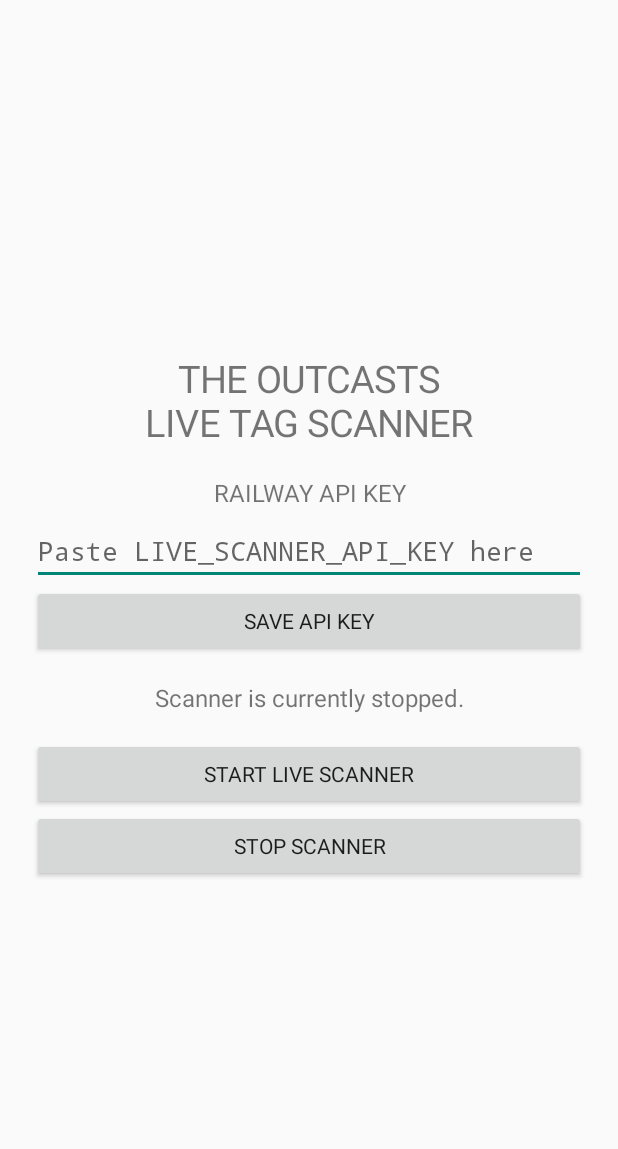
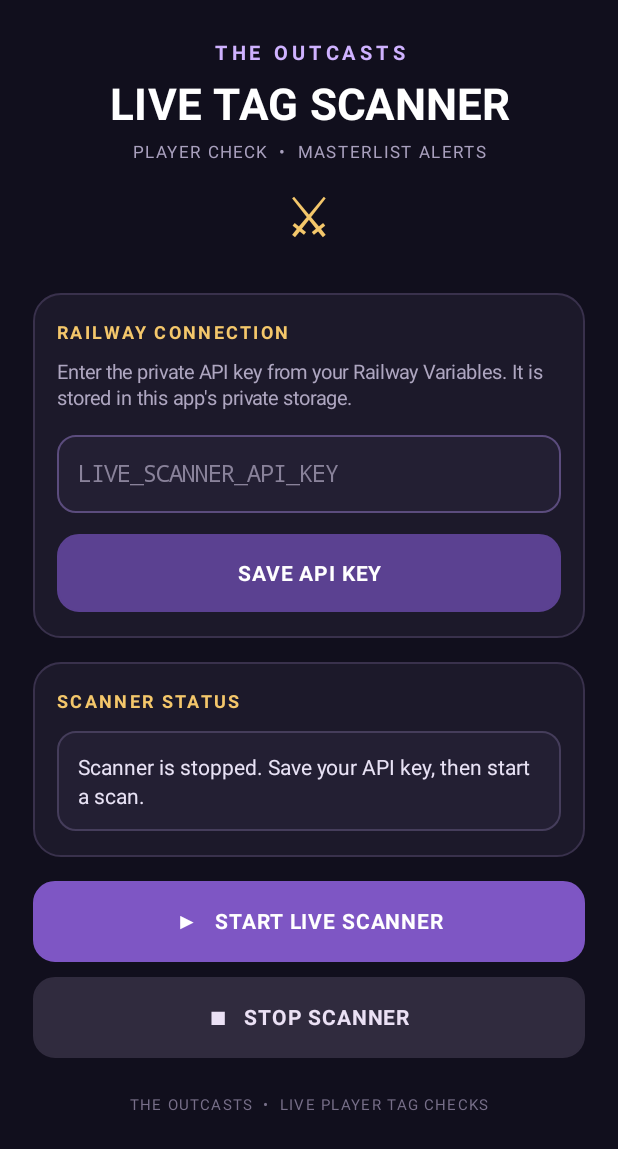
Before and after one commit to TomosBots/The-Outcasts-Live-Scanner, an Android app: the screen it shows after launch (MainActivity), on a phone screen of 412 x 824 dp. Shown: the top 1149 px of the screen. Run offline under Robolectric (Android 15) with nearby library versions, the phone set to English and light mode, and no system bars; 1 statement that could not run was skipped.

Commit message:
Update MainActivity.kt

```diff
--- a/app/src/main/java/com/theoutcasts/livescanner/MainActivity.kt
+++ b/app/src/main/java/com/theoutcasts/livescanner/MainActivity.kt
@@ -7,15 +7,18 @@ import android.content.Context
 import android.content.Intent
 import android.content.IntentFilter
 import android.content.pm.PackageManager
+import android.graphics.Color
+import android.graphics.Typeface
+import android.graphics.drawable.GradientDrawable
 import android.media.projection.MediaProjectionManager
 import android.os.Build
 import android.os.Bundle
 import android.view.Gravity
 import android.view.inputmethod.InputMethodManager
-import android.content.Context.INPUT_METHOD_SERVICE
 import android.widget.Button
 import android.widget.EditText
 import android.widget.LinearLayout
+import android.widget.ScrollView
 import android.widget.TextView
 import android.widget.Toast
 import androidx.activity.result.contract.ActivityResultContracts
@@ -34,13 +37,11 @@ class MainActivity : AppCompatActivity() {
 
     private val notificationPermissionRequest =
         registerForActivityResult(ActivityResultContracts.RequestPermission()) { granted ->
-            if (!granted) {
-                Toast.makeText(
+            if (!granted) Toast.makeText(
                 this,
                 "Phone scammer alerts may be blocked. Enable notifications in Android settings.",
                 Toast.LENGTH_LONG
             ).show()
-            }
         }
 
     private val statusReceiver = object : BroadcastReceiver() {
@@ -61,126 +62,227 @@ class MainActivity : AppCompatActivity() {
                     putExtra(ScreenCaptureService.EXTRA_RESULT_DATA, result.data)
                 }
                 try {
-                    if (Build.VERSION.SDK_INT >= Build.VERSION_CODES.O) {
-                        startForegroundService(serviceIntent)
-                    } else {
-                        startService(serviceIntent)
-                    }
-                    statusText.text = "Permission granted. Starting screen capture..."
+                    if (Build.VERSION.SDK_INT >= Build.VERSION_CODES.O) startForegroundService(serviceIntent)
+                    else startService(serviceIntent)
+                    statusText.text = "Starting screen capture…"
                 } catch (e: Exception) {
-                    statusText.text = "Could not start scanner: ${e.message}"
+                    statusText.text = "Could not start scanner: ${e.message ?: "unknown error"}"
                 }
             } else {
-                statusText.text = "Screen capture permission was not granted."
+                statusText.text = "Screen-capture permission was not granted."
             }
         }
 
     override fun onCreate(savedInstanceState: Bundle?) {
         super.onCreate(savedInstanceState)
-        projectionManager =
-            getSystemService(Context.MEDIA_PROJECTION_SERVICE) as MediaProjectionManager
+        window.statusBarColor = Color.rgb(17, 15, 29)
+        window.navigationBarColor = Color.rgb(17, 15, 29)
+        projectionManager = getSystemService(Context.MEDIA_PROJECTION_SERVICE) as MediaProjectionManager
 
-        val layout = LinearLayout(this).apply {
+        val page = LinearLayout(this).apply {
             orientation = LinearLayout.VERTICAL
-            gravity = Gravity.CENTER
-            setPadding(32, 36, 32, 36)
+            setPadding(dp(22), dp(26), dp(22), dp(28))
+            background = solid(Color.rgb(17, 15, 29))
+        }
+        val scroll = ScrollView(this).apply {
+            fillViewport = true
+            isVerticalScrollBarEnabled = false
+            background = solid(Color.rgb(17, 15, 29))
+            addView(page)
         }
 
-        val heading = TextView(this).apply {
-            text = "THE OUTCASTS\nLIVE TAG SCANNER"
-            textSize = 25f
+        val brand = TextView(this).apply {
+            text = "THE OUTCASTS"
+            textSize = 13f
+            letterSpacing = 0.24f
+            setTextColor(Color.rgb(207, 178, 255))
+            typeface = Typeface.DEFAULT_BOLD
             gravity = Gravity.CENTER
         }
+        val heading = TextView(this).apply {
+            text = "LIVE TAG SCANNER"
+            textSize = 29f
+            letterSpacing = 0.02f
+            setTextColor(Color.WHITE)
+            typeface = Typeface.create("sans-serif", Typeface.BOLD)
+            gravity = Gravity.CENTER
+            setPadding(0, dp(5), 0, dp(5))
+        }
+        val subtitle = TextView(this).apply {
+            text = "PLAYER CHECK  •  MASTERLIST ALERTS"
+            textSize = 11f
+            letterSpacing = 0.12f
+            setTextColor(Color.rgb(169, 160, 190))
+            gravity = Gravity.CENTER
+        }
+        val emblem = TextView(this).apply {
+            text = "⚔"
+            textSize = 34f
+            setTextColor(Color.rgb(244, 199, 107))
+            gravity = Gravity.CENTER
+            setPadding(0, dp(12), 0, dp(12))
+        }
+        page.addView(brand, match())
+        page.addView(heading, match())
+        page.addView(subtitle, match())
+        page.addView(emblem, match())
 
-        val keyHeading = TextView(this).apply {
-            text = "RAILWAY API KEY"
-            textSize = 16f
-            gravity = Gravity.CENTER
-            setPadding(0, 28, 0, 8)
-        }
-
+        val keyCard = card()
+        keyCard.addView(sectionLabel("RAILWAY CONNECTION"))
+        keyCard.addView(bodyText(
+            "Enter the private API key from your Railway Variables. It is stored in this app's private storage.",
+            13f
+        ))
         apiKeyInput = EditText(this).apply {
-            hint = "Paste LIVE_SCANNER_API_KEY here"
+            hint = "LIVE_SCANNER_API_KEY"
+            setHintTextColor(Color.rgb(137, 130, 154))
+            setTextColor(Color.WHITE)
+            textSize = 15f
+            setSingleLine(true)
             inputType = android.text.InputType.TYPE_CLASS_TEXT or
                 android.text.InputType.TYPE_TEXT_VARIATION_PASSWORD
-            setSingleLine(true)
+            setPadding(dp(14), dp(13), dp(14), dp(13))
+            background = rounded(Color.rgb(35, 31, 51), Color.rgb(91, 76, 125), dp(12).toFloat())
             setText(preferences.getString("live_scanner_api_key", "") ?: "")
         }
+        keyCard.addView(apiKeyInput, LinearLayout.LayoutParams(
+            LinearLayout.LayoutParams.MATCH_PARENT, dp(52)
+        ).apply { topMargin = dp(16) })
 
-        val saveKeyButton = Button(this).apply {
-            text = "SAVE API KEY"
-            setOnClickListener {
+        val saveButton = actionButton("SAVE API KEY", Color.rgb(91, 65, 145), Color.WHITE)
+        saveButton.setOnClickListener {
             val key = apiKeyInput.text?.toString()?.trim().orEmpty()
             if (key.isBlank()) {
-                    Toast.makeText(
-                        this@MainActivity,
-                        "Please enter your Railway LIVE_SCANNER_API_KEY.",
-                        Toast.LENGTH_LONG
-                    ).show()
+                Toast.makeText(this, "Please enter your Railway API key.", Toast.LENGTH_LONG).show()
             } else {
                 preferences.edit().putString("live_scanner_api_key", key).apply()
-                    (getSystemService(INPUT_METHOD_SERVICE) as InputMethodManager)
+                (getSystemService(Context.INPUT_METHOD_SERVICE) as InputMethodManager)
                     .hideSoftInputFromWindow(apiKeyInput.windowToken, 0)
-                    Toast.makeText(
-                        this@MainActivity,
-                        "API key saved privately on this device.",
-                        Toast.LENGTH_SHORT
-                    ).show()
+                Toast.makeText(this, "API key saved on this device.", Toast.LENGTH_SHORT).show()
                 statusText.text = "API key saved. Ready to scan."
             }
         }
+        keyCard.addView(saveButton, buttonParams())
+        page.addView(keyCard, sectionParams())
+
+        val statusCard = card()
+        statusCard.addView(sectionLabel("SCANNER STATUS"))
+        statusText = TextView(this).apply {
+            text = "Scanner is stopped. Save your API key, then start a scan."
+            textSize = 14f
+            setTextColor(Color.rgb(232, 226, 245))
+            gravity = Gravity.CENTER_VERTICAL
+            setLineSpacing(dp(3).toFloat(), 1f)
+            setPadding(dp(14), dp(14), dp(14), dp(14))
+            background = rounded(Color.rgb(35, 31, 51), Color.rgb(69, 61, 91), dp(12).toFloat())
         }
+        statusCard.addView(statusText, LinearLayout.LayoutParams(
+            LinearLayout.LayoutParams.MATCH_PARENT, LinearLayout.LayoutParams.WRAP_CONTENT
+        ).apply { topMargin = dp(12) })
+        page.addView(statusCard, sectionParams())
 
-        statusText = TextView(this).apply {
-            text = "Scanner is currently stopped."
-            textSize = 16f
-            gravity = Gravity.CENTER
-            setPadding(0, 24, 0, 24)
-        }
-
-        val startButton = Button(this).apply {
-            text = "START LIVE SCANNER"
-            setOnClickListener {
+        val startButton = actionButton("▶   START LIVE SCANNER", Color.rgb(126, 86, 196), Color.WHITE)
+        startButton.setOnClickListener {
             val savedKey = preferences.getString("live_scanner_api_key", "").orEmpty()
             if (savedKey.isBlank()) {
-                    statusText.text = "Enter and save your Railway API key first."
+                statusText.text = "Add and save your Railway API key before starting."
                 return@setOnClickListener
             }
             requestNotificationPermissionIfNeeded()
-                statusText.text = "Waiting for screen capture permission..."
+            statusText.text = "Waiting for screen-capture permission…"
             screenCaptureRequest.launch(projectionManager.createScreenCaptureIntent())
         }
-        }
+        page.addView(startButton, sectionParams())
 
-        val stopButton = Button(this).apply {
-            text = "STOP SCANNER"
-            setOnClickListener {
+        val stopButton = actionButton("■   STOP SCANNER", Color.rgb(48, 43, 62), Color.rgb(235, 225, 245))
+        stopButton.setOnClickListener {
             val stopIntent = Intent(this@MainActivity, ScreenCaptureService::class.java).apply {
                 action = ScreenCaptureService.ACTION_STOP
             }
             startService(stopIntent)
-                statusText.text = "Stopping scanner..."
+            statusText.text = "Stopping scanner…"
         }
+        page.addView(stopButton, LinearLayout.LayoutParams(
+            LinearLayout.LayoutParams.MATCH_PARENT, dp(54)
+        ).apply { topMargin = dp(10) })
+
+        val footer = TextView(this).apply {
+            text = "THE OUTCASTS  •  LIVE PLAYER TAG CHECKS"
+            textSize = 10f
+            letterSpacing = 0.08f
+            setTextColor(Color.rgb(119, 111, 137))
+            gravity = Gravity.CENTER
+            setPadding(0, dp(24), 0, dp(4))
         }
-
-        layout.addView(heading)
-        layout.addView(keyHeading)
-        layout.addView(apiKeyInput)
-        layout.addView(saveKeyButton)
-        layout.addView(statusText)
-        layout.addView(startButton)
-        layout.addView(stopButton)
-        setContentView(layout)
+        page.addView(footer, match())
+        setContentView(scroll)
     }
 
     private fun requestNotificationPermissionIfNeeded() {
         if (Build.VERSION.SDK_INT >= 33 &&
             ContextCompat.checkSelfPermission(this, Manifest.permission.POST_NOTIFICATIONS) !=
             PackageManager.PERMISSION_GRANTED
-        ) {
-            notificationPermissionRequest.launch(Manifest.permission.POST_NOTIFICATIONS)
+        ) notificationPermissionRequest.launch(Manifest.permission.POST_NOTIFICATIONS)
     }
+
+    private fun card() = LinearLayout(this).apply {
+        orientation = LinearLayout.VERTICAL
+        setPadding(dp(16), dp(17), dp(16), dp(17))
+        background = rounded(Color.rgb(28, 25, 42), Color.rgb(57, 49, 76), dp(18).toFloat())
     }
+
+    private fun sectionLabel(value: String) = TextView(this).apply {
+        text = value
+        textSize = 12f
+        letterSpacing = 0.13f
+        typeface = Typeface.DEFAULT_BOLD
+        setTextColor(Color.rgb(244, 199, 107))
+    }
+
+    private fun bodyText(value: String, size: Float) = TextView(this).apply {
+        text = value
+        textSize = size
+        setTextColor(Color.rgb(174, 166, 192))
+        setPadding(0, dp(9), 0, 0)
+        setLineSpacing(dp(2).toFloat(), 1f)
+    }
+
+    private fun actionButton(label: String, color: Int, textColor: Int) = Button(this).apply {
+        text = label
+        textSize = 14f
+        letterSpacing = 0.04f
+        typeface = Typeface.DEFAULT_BOLD
+        setTextColor(textColor)
+        isAllCaps = false
+        background = rounded(color, color, dp(14).toFloat())
+        stateListAnimator = null
+        minHeight = dp(54)
+        setPadding(dp(12), dp(10), dp(12), dp(10))
+    }
+
+    private fun buttonParams() = LinearLayout.LayoutParams(
+        LinearLayout.LayoutParams.MATCH_PARENT, dp(52)
+    ).apply { topMargin = dp(14) }
+
+    private fun sectionParams() = LinearLayout.LayoutParams(
+        LinearLayout.LayoutParams.MATCH_PARENT, LinearLayout.LayoutParams.WRAP_CONTENT
+    ).apply { topMargin = dp(16) }
+
+    private fun match() = LinearLayout.LayoutParams(
+        LinearLayout.LayoutParams.MATCH_PARENT,
+LinearLayout.LayoutParams.WRAP_CONTENT
+    )
+
+    private fun rounded(fill: Int, stroke: Int, radius: Float) = GradientDrawable().apply {
+        setColor(fill)
+        cornerRadius = radius
+        setStroke(dp(1), stroke)
+    }
+
+    private fun solid(color: Int) = GradientDrawable().apply { setColor(color) }
+
+    private fun dp(value: Int): Int =
+        (value * resources.displayMetrics.density + 0.5f).toInt()
 
     override fun onStart() {
         super.onStart()
```
Lines whose indentation alone changed are shown as unchanged.
